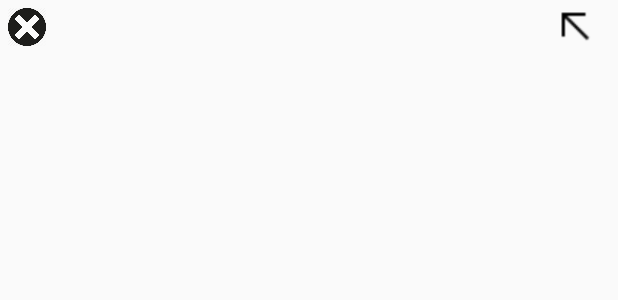
After one commit to ducthong230497/Dictionary.android, an Android app: the layout list_view_history_items.xml on its own in the app's theme, with its tools: preview values and no code run, on a phone screen of 412 x 824 dp. The commit adds this screen. Shown: the top 300 px of the screen. Run offline under Robolectric (Android 15) with nearby library versions, the phone set to English and light mode, and no system bars.

Commit message:
complete history search

```diff
--- a/Dictionary/app/src/main/AndroidManifest.xml
+++ b/Dictionary/app/src/main/AndroidManifest.xml
@@ -28,9 +28,9 @@
 
         <activity android:name=".LanguagesSetting" android:parentActivityName=".MainActivity"/>
 
-        <activity android:name=".camera2" android:parentActivityName=".MainActivity"/>
+        <activity android:name=".camera2" />
 
-        <activity android:name=".OCR"/>
+        <activity android:name=".OCR" android:parentActivityName=".MainActivity"/>
 
         <activity android:name=".VietnameseEnglishActivity"/>
 
--- a/Dictionary/app/src/main/java/com/example/media/dictionary/camera2.java
+++ b/Dictionary/app/src/main/java/com/example/media/dictionary/camera2.java
@@ -87,7 +87,7 @@ public class camera2 extends AppCompatActivity {
     protected void onCreate(Bundle savedInstanceState) {
         super.onCreate(savedInstanceState);
         setContentView(R.layout.activity_camera2);
-        getSupportActionBar().setDefaultDisplayHomeAsUpEnabled(true);
+
 
         textureView = (TextureView) findViewById(R.id.texture);
         assert textureView != null;
--- /dev/null
+++ b/Dictionary/app/src/main/res/layout/list_view_history_items.xml
@@ -0,0 +1,35 @@
+<?xml version="1.0" encoding="utf-8"?>
+<LinearLayout xmlns:android="http://schemas.android.com/apk/res/android"
+    android:orientation="vertical" android:layout_width="match_parent"
+    android:layout_height="match_parent">
+    <RelativeLayout
+        android:layout_width="match_parent"
+        android:layout_height="wrap_content"
+        android:orientation="horizontal">
+        <ImageView
+            android:id="@+id/imgHistory"
+            android:layout_width="25dp"
+            android:layout_height="25dp"
+            android:src="@drawable/ic_close"
+            android:layout_marginLeft="5dp"
+            android:layout_marginTop="5dp"/>
+        <TextView
+            android:id="@+id/txvHistoryWord"
+            android:layout_width="wrap_content"
+            android:layout_height="wrap_content"
+            android:layout_toRightOf="@+id/imgHistory"
+            android:textSize="20dp"
+            android:layout_marginLeft="17dp"
+            android:layout_marginTop="5dp"
+            />
+        <ImageView
+            android:id="@+id/imgUpArrow"
+            android:layout_width="25dp"
+            android:layout_height="25dp"
+            android:layout_alignParentRight="true"
+            android:src="@drawable/up_arrow"
+            android:layout_marginRight="15dp"
+            android:layout_marginTop="5dp"
+            />
+    </RelativeLayout>
+</LinearLayout>
```
Also changed, not shown: Dictionary/app/src/main/java/com/example/media/dictionary/FavoriteWordActivity.java (+5 -17 lines), Dictionary/app/src/main/java/com/example/media/dictionary/ListViewHistoryAdapter.java (added, +101 -0 lines), Dictionary/app/src/main/java/com/example/media/dictionary/MainActivity.java (+31 -5 lines), Dictionary/app/src/main/java/com/example/media/dictionary/OCR.java (+5 -3 lines), Dictionary/app/src/main/res/layout/activity_main.xml (+8 -5 lines), Dictionary/app/src/main/res/drawable/up_arrow.png (added).
